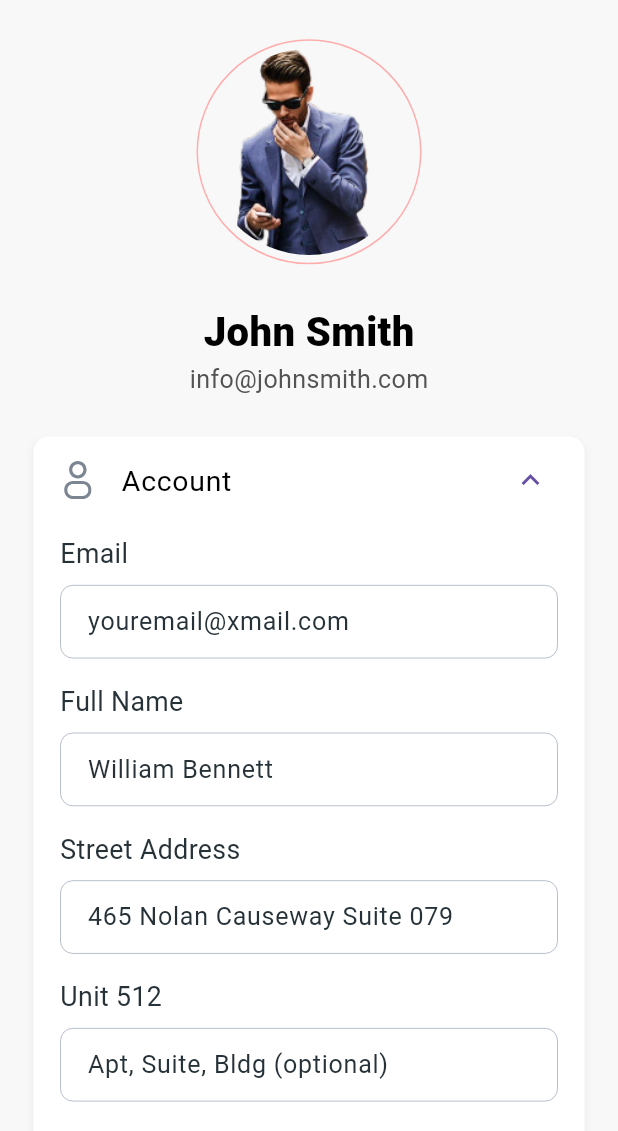
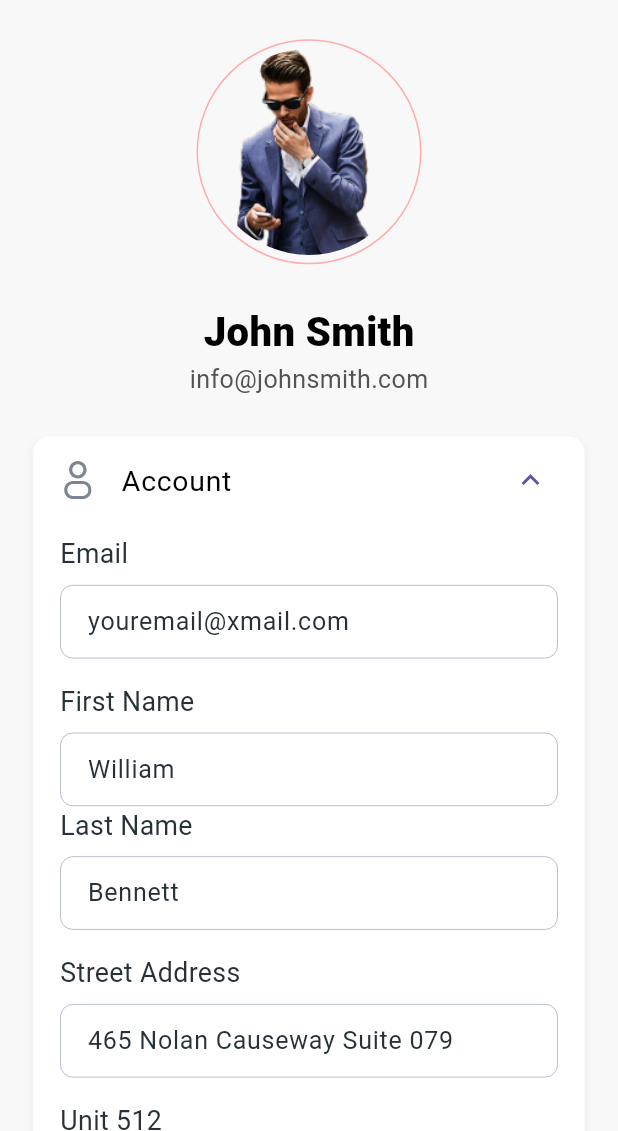
Before and after one commit to HasanAlHridoy/WeDevs_task, a Flutter app: the AccountPage screen opened directly, after a tap on "Account", on a phone screen of 412 x 824 dp, the part 105-1236 px from its top. Run offline on Flutter 3.47's test engine with Material 3 defaults, Android fonts, the light colour scheme and no system bars; our stand-ins replace flutter_screenutil, flutter_svg, shared_preferences; accounts and stored records are empty.

Commit message:
working on profile update section

```diff
--- a/lib/core/utils/pref_utils.dart
+++ b/lib/core/utils/pref_utils.dart
@@ -3,8 +3,12 @@ import 'package:shared_preferences/shared_preferences.dart';
 class PrefUtils {
   static SharedPreferences? _sharedPreferences;
 
+  Future<void> init() async {
+    _sharedPreferences ??= await SharedPreferences.getInstance();
+  }
+
   // TOKEN
-  Future<bool> setAuthToken(String token) async {
+  Future<bool> setAuthToken(String token) {
     return _sharedPreferences!.setString('TOKEN', token);
   }
 
--- a/lib/data/repositories/repositories/repository_interface.dart
+++ b/lib/data/repositories/repositories/repository_interface.dart
@@ -1,3 +1,4 @@
+import 'package:wedevs_task/presentation/account_screen/model/profile_update_response_model.dart';
 import 'package:wedevs_task/presentation/home_screen/product_model/product_model.dart';
 import 'package:wedevs_task/presentation/sign_in_screen/model/login_response_model.dart';
 import 'package:wedevs_task/presentation/sign_up_screen/model/register_response_model.dart';
@@ -8,4 +9,6 @@ abstract class RepositoryInterface {
   Future<LoginResponseModel> login(String userName, String password);
 
   Future<RegisterResponseModel> register(String userName, String email, String password);
+
+  Future<ProfileUpdateResponseModel> updateProfile(String firstName, String lastName);
 }
--- a/lib/main.dart
+++ b/lib/main.dart
@@ -1,9 +1,12 @@
 import 'package:flutter/material.dart';
 import 'package:flutter_screenutil/flutter_screenutil.dart';
+import 'package:wedevs_task/core/utils/pref_utils.dart';
 import 'package:wedevs_task/presentation/home_screen/home_page.dart';
 import 'package:wedevs_task/presentation/sign_in_screen/sign_in_page.dart';
 
 void main() async {
+  WidgetsFlutterBinding.ensureInitialized();
+  await PrefUtils().init();
   runApp(const MyApp());
 }
 
--- a/lib/presentation/account_screen/account_page.dart
+++ b/lib/presentation/account_screen/account_page.dart
@@ -6,12 +6,27 @@ import 'package:flutter_svg/svg.dart';
 import 'package:wedevs_task/core/utils/color_constant.dart';
 import 'package:wedevs_task/core/utils/image_constant.dart';
 import 'package:wedevs_task/core/utils/styles.dart';
+import 'package:wedevs_task/data/repositories/repositories/repository_details.dart';
+import 'package:wedevs_task/data/repositories/repositories/repository_interface.dart';
 
 import 'account_widgets/custom_content_field_widget.dart';
 import 'account_widgets/custom_expansion_tile.dart';
 
-class AccountPage extends StatelessWidget {
+class AccountPage extends StatefulWidget {
   const AccountPage({super.key});
+
+  @override
+  State<AccountPage> createState() => _AccountPageState();
+}
+
+class _AccountPageState extends State<AccountPage> {
+  final RepositoryInterface _repo = RepositoryData();
+  TextEditingController emailController = TextEditingController();
+  TextEditingController firstNameController = TextEditingController();
+  TextEditingController lastNameController = TextEditingController();
+  TextEditingController addressController = TextEditingController();
+  TextEditingController unitController = TextEditingController();
+  TextEditingController zipController = TextEditingController();
 
   @override
   Widget build(BuildContext context) {
@@ -80,31 +95,41 @@ class AccountPage extends StatelessWidget {
                           child: Column(
                             crossAxisAlignment: CrossAxisAlignment.start,
                             children: [
-                              const CustomContentWithField(
+                              CustomContentWithField(
                                 hintText: 'youremail@xmail.com',
                                 title: 'Email',
+                                controller: emailController,
                               ),
                               const SizedBox(height: 16),
-                              const CustomContentWithField(
-                                hintText: 'William Bennett',
-                                title: 'Full Name',
+                              CustomContentWithField(
+                                hintText: 'William',
+                                title: 'First Name',
+                                controller: firstNameController,
+                              ),
+                              CustomContentWithField(
+                                hintText: 'Bennett',
+                                title: 'Last Name',
+                                controller: lastNameController,
                               ),
                               const SizedBox(height: 16),
-                              const CustomContentWithField(
+                              CustomContentWithField(
                                 hintText: '465 Nolan Causeway Suite 079',
                                 title: 'Street Address',
+                                controller: addressController,
                               ),
                               const SizedBox(height: 16),
-                              const CustomContentWithField(
+                              CustomContentWithField(
                                 hintText: 'Apt, Suite, Bldg (optional)',
                                 title: 'Unit 512',
+                                controller: unitController,
                               ),
                               const SizedBox(height: 16),
                               SizedBox(
                                 width: (370 / 5).w,
-                                child: const CustomContentWithField(
+                                child: CustomContentWithField(
                                   hintText: '77017',
                                   title: 'Zip Code',
+                                  controller: zipController,
                                 ),
                               ),
                               const SizedBox(height: 24),
@@ -132,8 +157,11 @@ class AccountPage extends StatelessWidget {
                                   SizedBox(width: 16.w),
                                   Expanded(
                                     child: ElevatedButton(
-                                      onPressed: () {
-                                        Navigator.pop(context);
+                                      onPressed: () async {
+                                        await _repo.updateProfile(firstNameController.text, lastNameController.text);
+                                        if (mounted) {
+                                          Navigator.pop(context);
+                                        }
                                       },
                                       style: ElevatedButton.styleFrom(
                                         backgroundColor: AppColors.buttonColor,
--- a/lib/presentation/account_screen/account_widgets/custom_content_field_widget.dart
+++ b/lib/presentation/account_screen/account_widgets/custom_content_field_widget.dart
@@ -6,11 +6,13 @@ import 'package:wedevs_task/core/utils/styles.dart';
 class CustomContentWithField extends StatelessWidget {
   final String title;
   final String hintText;
+  final TextEditingController controller;
 
   const CustomContentWithField({
     super.key,
     required this.hintText,
     required this.title,
+    required this.controller,
   });
 
   @override
@@ -27,6 +29,7 @@ class CustomContentWithField extends StatelessWidget {
             border: Border.all(width: 0.5, color: AppColors.colorLightGrey),
           ),
           child: TextField(
+            controller: controller,
             decoration: InputDecoration(
               hintText: hintText,
               hintStyle: AppStyles.bodySmallText2Grey400,
--- /dev/null
+++ b/lib/presentation/account_screen/model/profile_update_response_model.dart
@@ -0,0 +1,189 @@
+// To parse this JSON data, do
+//
+//     final profileUpdateResponseModel = profileUpdateResponseModelFromJson(jsonString);
+
+import 'dart:convert';
+
+ProfileUpdateResponseModel profileUpdateResponseModelFromJson(String str) => ProfileUpdateResponseModel.fromJson(json.decode(str));
+
+String profileUpdateResponseModelToJson(ProfileUpdateResponseModel data) => json.encode(data.toJson());
+
+class ProfileUpdateResponseModel {
+  int id;
+  String username;
+  String name;
+  String firstName;
+  String lastName;
+  String email;
+  String url;
+  String description;
+  String link;
+  String locale;
+  String nickname;
+  String slug;
+  List<String> roles;
+  DateTime registeredDate;
+  Capabilities capabilities;
+  ExtraCapabilities extraCapabilities;
+  Map<String, String> avatarUrls;
+  Meta meta;
+  Links links;
+
+  ProfileUpdateResponseModel({
+    required this.id,
+    required this.username,
+    required this.name,
+    required this.firstName,
+    required this.lastName,
+    required this.email,
+    required this.url,
+    required this.description,
+    required this.link,
+    required this.locale,
+    required this.nickname,
+    required this.slug,
+    required this.roles,
+    required this.registeredDate,
+    required this.capabilities,
+    required this.extraCapabilities,
+    required this.avatarUrls,
+    required this.meta,
+    required this.links,
+  });
+
+  factory ProfileUpdateResponseModel.fromJson(Map<String, dynamic> json) => ProfileUpdateResponseModel(
+        id: json["id"],
+        username: json["username"],
+        name: json["name"],
+        firstName: json["first_name"],
+        lastName: json["last_name"],
+        email: json["email"],
+        url: json["url"],
+        description: json["description"],
+        link: json["link"],
+        locale: json["locale"],
+        nickname: json["nickname"],
+        slug: json["slug"],
+        roles: List<String>.from(json["roles"].map((x) => x)),
+        registeredDate: DateTime.parse(json["registered_date"]),
+        capabilities: Capabilities.fromJson(json["capabilities"]),
+        extraCapabilities: ExtraCapabilities.fromJson(json["extra_capabilities"]),
+        avatarUrls: Map.from(json["avatar_urls"]).map((k, v) => MapEntry<String, String>(k, v)),
+        meta: Meta.fromJson(json["meta"]),
+        links: Links.fromJson(json["_links"]),
+      );
+
+  Map<String, dynamic> toJson() => {
+        "id": id,
+        "username": username,
+        "name": name,
+        "first_name": firstName,
+        "last_name": lastName,
+        "email": email,
+        "url": url,
+        "description": description,
+        "link": link,
+        "locale": locale,
+        "nickname": nickname,
+        "slug": slug,
+        "roles": List<dynamic>.from(roles.map((x) => x)),
+        "registered_date": registeredDate.toIso8601String(),
+        "capabilities": capabilities.toJson(),
+        "extra_capabilities": extraCapabilities.toJson(),
+        "avatar_urls": Map.from(avatarUrls).map((k, v) => MapEntry<String, dynamic>(k, v)),
+        "meta": meta.toJson(),
+        "_links": links.toJson(),
+      };
+}
+
+class Capabilities {
+  bool read;
+  bool level0;
+  bool subscriber;
+
+  Capabilities({
+    required this.read,
+    required this.level0,
+    required this.subscriber,
+  });
+
+  factory Capabilities.fromJson(Map<String, dynamic> json) => Capabilities(
+        read: json["read"],
+        level0: json["level_0"],
+        subscriber: json["subscriber"],
+      );
+
+  Map<String, dynamic> toJson() => {
+        "read": read,
+        "level_0": level0,
+        "subscriber": subscriber,
+      };
+}
+
+class ExtraCapabilities {
+  bool subscriber;
+
+  ExtraCapabilities({
+    required this.subscriber,
+  });
+
+  factory ExtraCapabilities.fromJson(Map<String, dynamic> json) => ExtraCapabilities(
+        subscriber: json["subscriber"],
+      );
+
+  Map<String, dynamic> toJson() => {
+        "subscriber": subscriber,
+      };
+}
+
+class Links {
+  List<Collection> self;
+  List<Collection> collection;
+
+  Links({
+    required this.self,
+    required this.collection,
+  });
+
+  factory Links.fromJson(Map<String, dynamic> json) => Links(
+        self: List<Collection>.from(json["self"].map((x) => Collection.fromJson(x))),
+        collection: List<Collection>.from(json["collection"].map((x) => Collection.fromJson(x))),
+      );
+
+  Map<String, dynamic> toJson() => {
+        "self": List<dynamic>.from(self.map((x) => x.toJson())),
+        "collection": List<dynamic>.from(collection.map((x) => x.toJson())),
+      };
+}
+
+class Collection {
+  String href;
+
+  Collection({
+    required this.href,
+  });
+
+  factory Collection.fromJson(Map<String, dynamic> json) => Collection(
+        href: json["href"],
+      );
+
+  Map<String, dynamic> toJson() => {
+        "href": href,
+      };
+}
+
+class Meta {
+  List<dynamic> persistedPreferences;
+
+  Meta({
+    required this.persistedPreferences,
+  });
+
+  factory Meta.fromJson(Map<String, dynamic> json) => Meta(
+        persistedPreferences: List<dynamic>.from(json["persisted_preferences"].map((x) => x)),
+      );
+
+  Map<String, dynamic> toJson() => {
+        "persisted_preferences": List<dynamic>.from(persistedPreferences.map((x) => x)),
+      };
+}
--- a/lib/presentation/sign_in_screen/sign_in_page.dart
+++ b/lib/presentation/sign_in_screen/sign_in_page.dart
@@ -3,6 +3,7 @@ import 'package:flutter_screenutil/flutter_screenutil.dart';
 import 'package:flutter_svg/svg.dart';
 import 'package:wedevs_task/core/utils/color_constant.dart';
 import 'package:wedevs_task/core/utils/image_constant.dart';
+import 'package:wedevs_task/core/utils/pref_utils.dart';
 import 'package:wedevs_task/core/utils/styles.dart';
 import 'package:wedevs_task/data/repositories/repositories/repository_details.dart';
 import 'package:wedevs_task/data/repositories/repositories/repository_interface.dart';
@@ -104,7 +105,7 @@ class _SignInPageState extends State<SignInPage> {
                       return;
                     }
                     LoginResponseModel loginInfo = await _repo.login(emailController.text, passwordController.text);
-
+                    PrefUtils().setAuthToken(loginInfo.token);
                     if (mounted) {
                       Navigator.push(context, MaterialPageRoute(builder: (context) => const CustomBottomNavBar()));
                     }
--- a/lib/presentation/sign_up_screen/sign_up_page.dart
+++ b/lib/presentation/sign_up_screen/sign_up_page.dart
@@ -1,6 +1,10 @@
+import 'dart:convert';
+
 import 'package:flutter/material.dart';
 import 'package:flutter_screenutil/flutter_screenutil.dart';
 import 'package:flutter_svg/svg.dart';
+import 'package:http/http.dart' as http;
+import 'package:http/http.dart';
 import 'package:wedevs_task/core/utils/color_constant.dart';
 import 'package:wedevs_task/core/utils/image_constant.dart';
 import 'package:wedevs_task/core/utils/styles.dart';
@@ -146,7 +150,7 @@ class _SignUpPageState extends State<SignUpPage> {
                     );
                     return;
                   }
-                  RegisterResponseModel registerInfo = await _repo.register(nameController.text, emailController.text, passwordController.text);
+                  await _repo.register(nameController.text, emailController.text, passwordController.text);
 
                   if (mounted) {
                     Navigator.push(context, MaterialPageRoute(builder: (context) => const CustomBottomNavBar()));
```
Also changed, not shown: lib/data/api/api_client.dart (+7 -9 lines), lib/data/repositories/repositories/repository_details.dart (+25 -1 lines), lib/domain/jwt_decoder.dart (added, +37 -0 lines), lib/presentation/home_screen/home_page.dart (+6 -3 lines).
